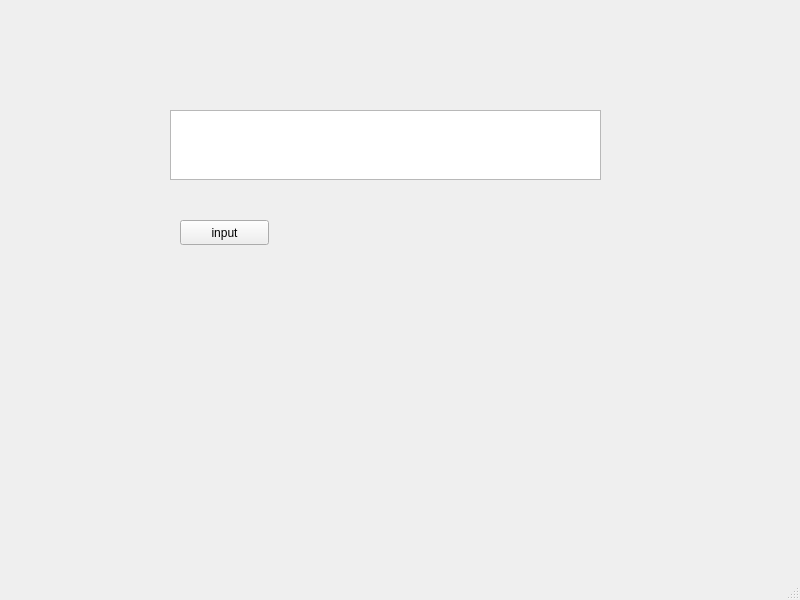
Before: the Qt Designer form python/pyQT_src/qt05.ui in RedStones-112/ROS_Pr, drawn with Qt 5.
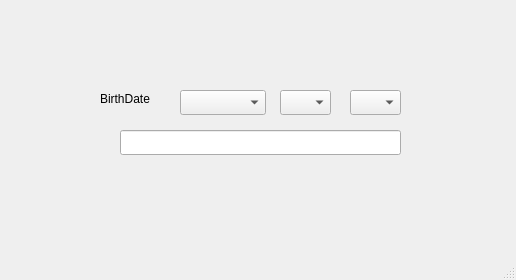
After: the same form once the commit is applied.

Patch:
```diff
--- a/python/pyQT_src/qt05.ui
+++ b/python/pyQT_src/qt05.ui
@@ -6,41 +6,65 @@
    <rect>
     <x>0</x>
     <y>0</y>
-    <width>800</width>
-    <height>600</height>
+    <width>516</width>
+    <height>280</height>
    </rect>
   </property>
   <property name="windowTitle">
    <string>MainWindow</string>
   </property>
   <widget class="QWidget" name="centralwidget">
-   <widget class="QPushButton" name="pushButton">
+   <widget class="QLineEdit" name="lineEdit">
+    <property name="geometry">
+     <rect>
+      <x>120</x>
+      <y>130</y>
+      <width>281</width>
+      <height>25</height>
+     </rect>
+    </property>
+   </widget>
+   <widget class="QComboBox" name="comboBox_1">
     <property name="geometry">
      <rect>
       <x>180</x>
-      <y>220</y>
-      <width>89</width>
+      <y>90</y>
+      <width>86</width>
       <height>25</height>
+     </rect>
+    </property>
+   </widget>
+   <widget class="QComboBox" name="comboBox_2">
+    <property name="geometry">
+     <rect>
+      <x>280</x>
+      <y>90</y>
+      <width>51</width>
+      <height>25</height>
+     </rect>
+    </property>
+   </widget>
+   <widget class="QComboBox" name="comboBox_3">
+    <property name="geometry">
+     <rect>
+      <x>350</x>
+      <y>90</y>
+      <width>51</width>
+      <height>25</height>
+     </rect>
+    </property>
+   </widget>
+   <widget class="QLabel" name="label">
+    <property name="geometry">
+     <rect>
+      <x>100</x>
+      <y>90</y>
+      <width>67</width>
+      <height>17</height>
      </rect>
     </property>
     <property name="text">
-     <string>input</string>
-    </property>
-   </widget>
-   <widget class="QTextEdit" name="textEdit">
-    <property name="geometry">
-     <rect>
-      <x>170</x>
-      <y>110</y>
-      <width>431</width>
-      <height>70</height>
-     </rect>
-    </property>
-    <property name="readOnly">
-     <bool>true</bool>
-    </property>
-    <property name="tabStopDistance">
-     <double>82.000000000000000</double>
+     <string>BirthDate</string>
     </property>
    </widget>
   </widget>
```
Left out of the diff: 2 changed lines with no effect on the pictures.
